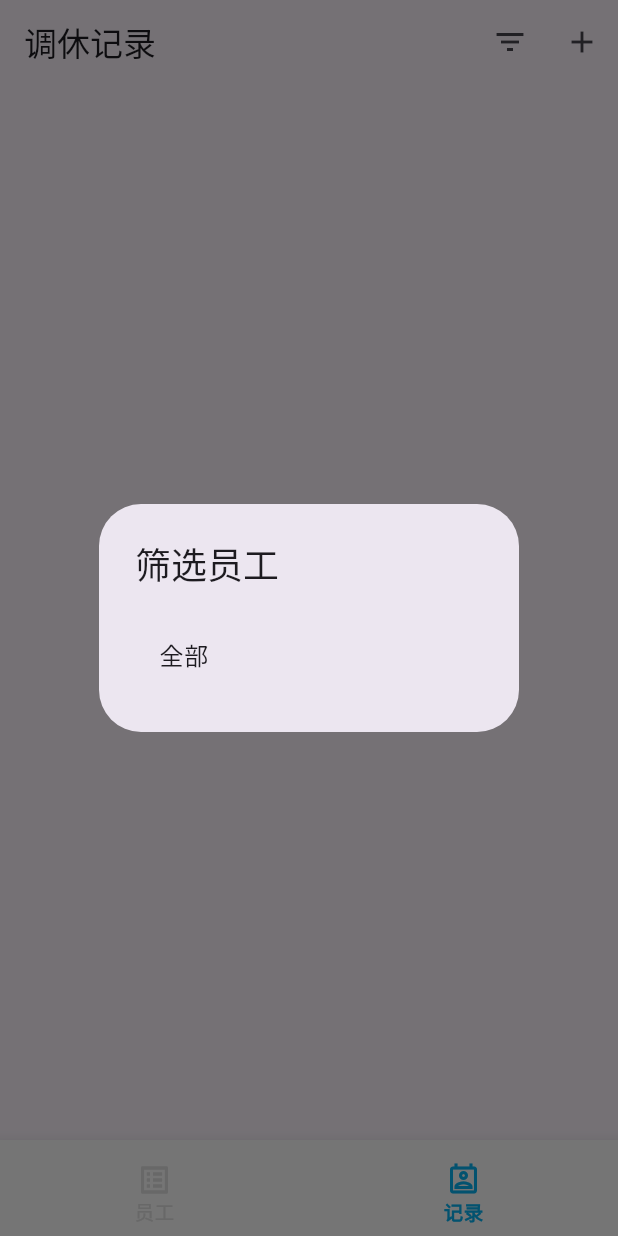
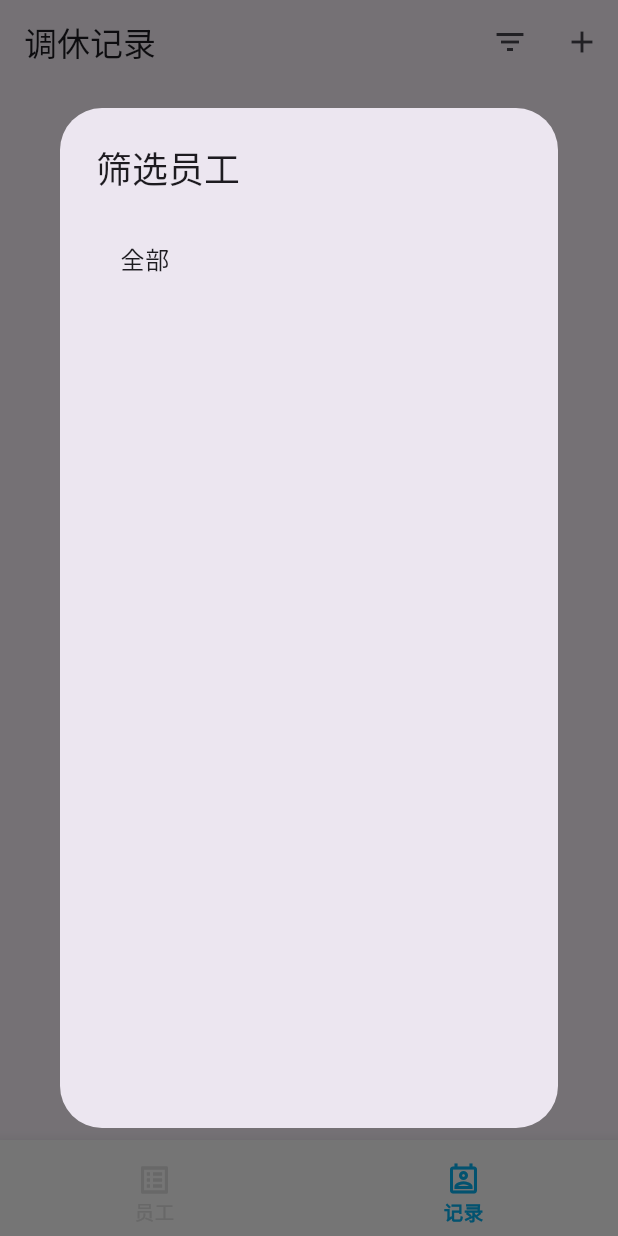
Before and after one commit to zhranbin/statistics_app, a Flutter app: the screen it shows after launch, item 2 of the bottom bar chosen, after a tap on the "filter list" icon, on a phone screen of 412 x 824 dp. Run offline on Flutter 3.47's test engine with Material 3 defaults, Android fonts, the phone set to English and light mode, and no system bars; our stand-ins replace easy_refresh, flutter_smart_dialog, image_picker, shared_preferences, sqflite; accounts and stored records are empty.

Commit message:
bug修复

```diff
--- a/lib/pages/time_off_list_page.dart
+++ b/lib/pages/time_off_list_page.dart
@@ -6,6 +6,7 @@ import 'package:statistics_app/pages/add_time_off_record_page.dart';
 import 'package:statistics_app/pages/time_off_detail_page.dart';
 import 'package:statistics_app/pages/time_off_record.dart';
 import 'package:intl/intl.dart';
+import 'package:statistics_app/utils/extensions/widget_extensions.dart';
 
 import '../utils/db/record_manager.dart';
 import '../utils/db/user_manager.dart'; // 引入 intl 格式化时间
@@ -98,8 +99,8 @@ class _TimeOffListPageState extends State<TimeOffListPage> {
                 builder: (context) {
                   return AlertDialog(
                     title: Text('筛选员工'),
-                    content: Column(
-                      mainAxisSize: MainAxisSize.min,
+                    content: ListView(
+                      // mainAxisSize: MainAxisSize.min,
                       children: ([UserModel()] + users).map((employee) {
                         return ListTile(
                           title: Text(employee.id != 0 ? employee.name : '全部'),
@@ -113,7 +114,7 @@ class _TimeOffListPageState extends State<TimeOffListPage> {
                           },
                         );
                       }).toList(),
-                    ),
+                    ).size(MediaQuery.of(context).size.width, MediaQuery.of(context).size.height - 240),
                   );
                 },
               );
```
